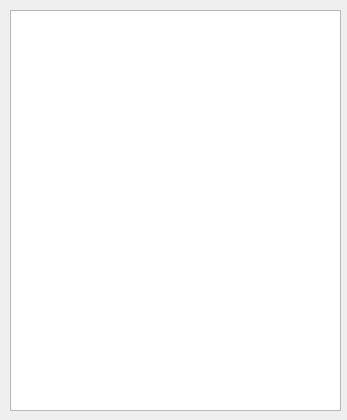
Above: src/window/detail/DetailWidget.ui from usnistgov/NetSimulyzer before the change. Below: the same form after it.
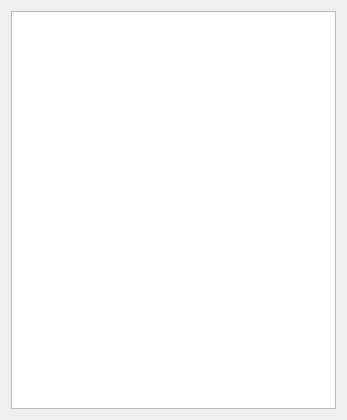
That is the form after the change. Icons and pictures are not drawn.

Commit message:
Expand `DetailWidget` to fill available space
See: https://github.com/usnistgov/NetSimulyzer/issues/15

What changed in the file:
```diff
--- a/src/window/detail/DetailWidget.ui
+++ b/src/window/detail/DetailWidget.ui
@@ -17,16 +17,11 @@
    <iconset resource="../../../resources.qrc">
     <normaloff>:/application/application.png</normaloff>:/application/application.png</iconset>
   </property>
-  <widget class="QTreeView" name="treeView">
-   <property name="geometry">
-    <rect>
-     <x>10</x>
-     <y>10</y>
-     <width>331</width>
-     <height>401</height>
-    </rect>
-   </property>
-  </widget>
+  <layout class="QVBoxLayout" name="verticalLayout">
+   <item>
+    <widget class="QTreeView" name="treeView"/>
+   </item>
+  </layout>
  </widget>
  <resources>
   <include location="../../../resources.qrc"/>
```
